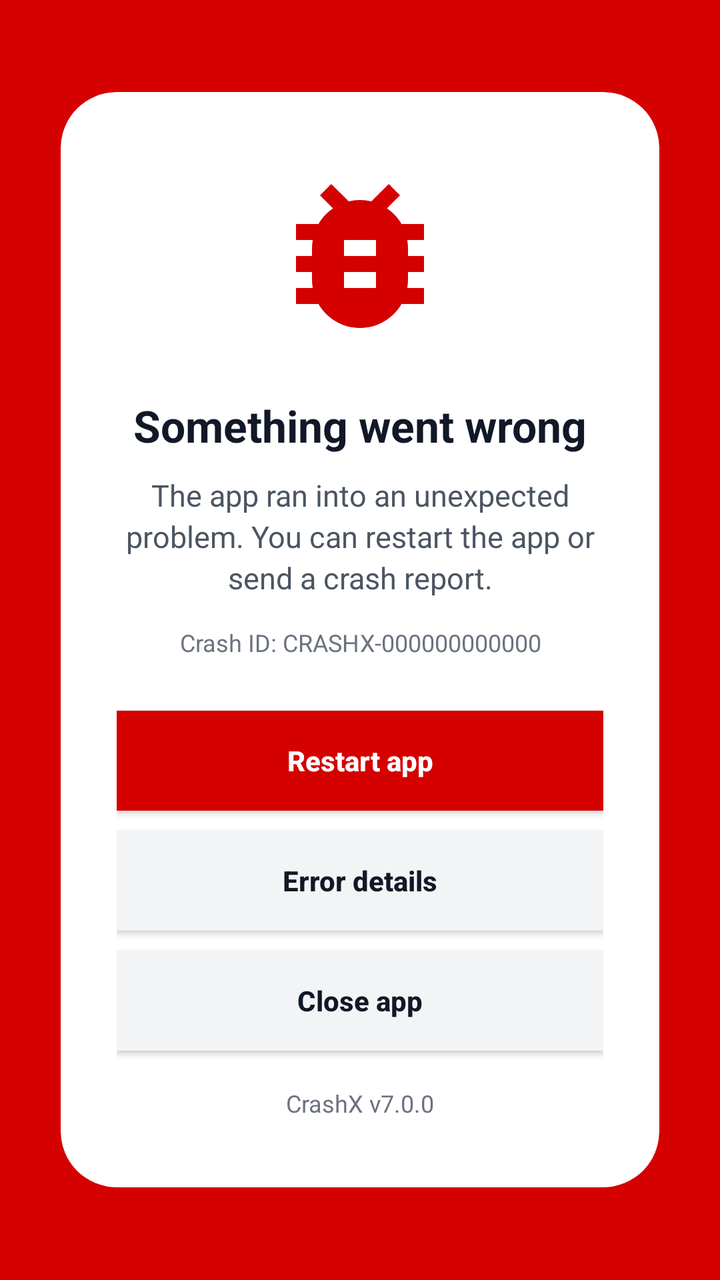
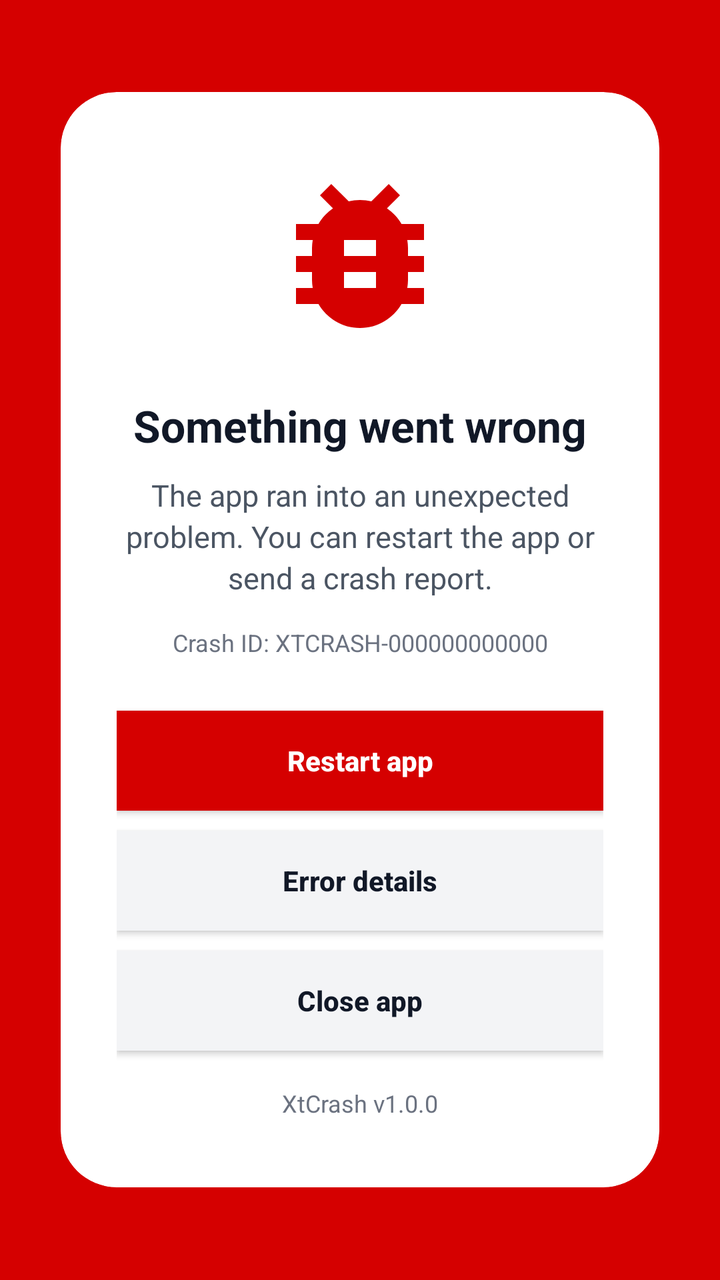

Before-and-after screenshots of an Android layout around one commit, followed by the original layout XML and the change that was made.
<!-- AndroidManifest.xml: another module's application theme SampleAppTheme -->
<!-- res/layout/crash_default_error_activity.xml -->
<?xml version="1.0" encoding="utf-8"?>
<ScrollView xmlns:android="http://schemas.android.com/apk/res/android"
    xmlns:app="http://schemas.android.com/apk/res-auto"
    android:id="@+id/crash_error_activity_root"
    android:layout_width="match_parent"
    android:layout_height="match_parent"
    android:background="#D50000"
    android:fillViewport="true">

    <FrameLayout
        android:layout_width="match_parent"
        android:layout_height="wrap_content"
        android:minHeight="560dp"
        android:padding="20dp">

        <androidx.cardview.widget.CardView
            android:id="@+id/crash_error_activity_card"
            android:layout_width="match_parent"
            android:layout_height="wrap_content"
            android:layout_gravity="center"
            app:cardBackgroundColor="#FFFFFF"
            app:cardCornerRadius="28dp"
            app:cardElevation="0dp"
            app:cardPreventCornerOverlap="true"
            app:cardUseCompatPadding="true">

            <LinearLayout
                android:layout_width="match_parent"
                android:layout_height="wrap_content"
                android:gravity="center"
                android:orientation="vertical"
                android:paddingLeft="28dp"
                android:paddingTop="34dp"
                android:paddingRight="28dp"
                android:paddingBottom="34dp">

                <ImageView
                    android:id="@+id/crash_error_activity_image"
                    android:layout_width="96dp"
                    android:layout_height="96dp"
                    android:contentDescription="@null"
                    android:scaleType="fitCenter"
                    android:src="@drawable/crash_ic_bug_report" />

                <TextView
                    android:id="@+id/crash_error_activity_title"
                    android:layout_width="match_parent"
                    android:layout_height="wrap_content"
                    android:layout_marginTop="22dp"
                    android:gravity="center"
                    android:lineSpacingExtra="2dp"
                    android:text="Something went wrong"
                    android:textColor="#111827"
                    android:textSize="22sp"
                    android:textStyle="bold" />

                <TextView
                    android:id="@+id/crash_error_activity_message"
                    android:layout_width="match_parent"
                    android:layout_height="wrap_content"
                    android:layout_marginTop="10dp"
                    android:gravity="center"
                    android:lineSpacingExtra="3dp"
                    android:text="The app ran into an unexpected problem. You can restart the app or send a crash report."
                    android:textColor="#4B5563"
                    android:textSize="15sp" />

                <TextView
                    android:id="@+id/crash_error_activity_crash_id"
                    android:layout_width="match_parent"
                    android:layout_height="wrap_content"
                    android:layout_marginTop="14dp"
                    android:gravity="center"
                    android:text="Crash ID: CRASHX-000000000000"
                    android:textColor="#6B7280"
                    android:textSize="12sp" />

                <Button
                    android:id="@+id/crash_error_activity_restart_button"
                    android:layout_width="match_parent"
                    android:layout_height="50dp"
                    android:layout_marginTop="26dp"
                    android:background="#D50000"
                    android:text="@string/customactivityoncrash_error_activity_restart_app"
                    android:textAllCaps="false"
                    android:textColor="@android:color/white"
                    android:textStyle="bold" />

                <Button
                    android:id="@+id/crash_error_activity_report_button"
                    android:layout_width="match_parent"
                    android:layout_height="50dp"
                    android:layout_marginTop="10dp"
                    android:background="#D50000"
                    android:text="@string/crashx_send_crash_report"
                    android:textAllCaps="false"
                    android:textColor="@android:color/white"
                    android:textStyle="bold"
                    android:visibility="gone" />

                <Button
                    android:id="@+id/crash_error_activity_more_info_button"
                    android:layout_width="match_parent"
                    android:layout_height="50dp"
                    android:layout_marginTop="10dp"
                    android:background="#F3F4F6"
                    android:text="@string/customactivityoncrash_error_activity_error_details"
                    android:textAllCaps="false"
                    android:textColor="#111827"
                    android:textStyle="bold" />

                <Button
                    android:id="@+id/crash_error_activity_close_button"
                    android:layout_width="match_parent"
                    android:layout_height="50dp"
                    android:layout_marginTop="10dp"
                    android:background="#F3F4F6"
                    android:text="@string/customactivityoncrash_error_activity_close_app"
                    android:textAllCaps="false"
                    android:textColor="#111827"
                    android:textStyle="bold" />

                <TextView
                    android:id="@+id/crash_error_activity_app_info"
                    android:layout_width="match_parent"
                    android:layout_height="wrap_content"
                    android:layout_marginTop="18dp"
                    android:gravity="center"
                    android:text="CrashX v7.0.0"
                    android:textColor="#6B7280"
                    android:textSize="12sp" />

            </LinearLayout>
        </androidx.cardview.widget.CardView>
    </FrameLayout>
</ScrollView>
<!-- resources referenced by this layout -->
<resources>
  <!-- drawable crash_ic_bug_report (drawable) -->
  <vector android:height="24dp" android:tint="#D50000"
      android:viewportHeight="24.0" android:viewportWidth="24.0"
      android:width="24dp" xmlns:android="http://schemas.android.com/apk/res/android">
      <path android:fillColor="#D50000" android:pathData="M20,8h-2.81c-0.45,-0.78 -1.07,-1.45 -1.82,-1.96L17,4.41 15.59,3l-2.17,2.17C12.96,5.06 12.49,5 12,5c-0.49,0 -0.96,0.06 -1.41,0.17L8.41,3 7,4.41l1.62,1.63C7.88,6.55 7.26,7.22 6.81,8L4,8v2h2.09c-0.05,0.33 -0.09,0.66 -0.09,1v1L4,12v2h2v1c0,0.34 0.04,0.67 0.09,1L4,16v2h2.81c1.04,1.79 2.97,3 5.19,3s4.15,-1.21 5.19,-3L20,18v-2h-2.09c0.05,-0.33 0.09,-0.66 0.09,-1v-1h2v-2h-2v-1c0,-0.34 -0.04,-0.67 -0.09,-1L20,10L20,8zM14,16h-4v-2h4v2zM14,12h-4v-2h4v2z"/>
  </vector>
  <string name="crashx_send_crash_report">Send crash report</string>
  <string name="customactivityoncrash_error_activity_close_app">Close app</string>
  <string name="customactivityoncrash_error_activity_error_details">Error details</string>
  <string name="customactivityoncrash_error_activity_restart_app">Restart app</string>
  <style name="SampleAppTheme" parent="@style/Theme.AppCompat.Light.DarkActionBar">
          <item name="colorPrimary">@color/primary</item>
          <item name="colorPrimaryDark">@color/primary_dark</item>
          <item name="colorAccent">@color/accent</item>
      </style>
  <color name="primary">#CC0000</color>
  <color name="primary_dark">#880000</color>
  <color name="accent">#808000</color>
</resources>

<!-- the commit's change to res/layout/crash_default_error_activity.xml (unified diff, before → after) -->
@@ -71,7 +71,7 @@
                     android:layout_height="wrap_content"
                     android:layout_marginTop="14dp"
                     android:gravity="center"
-                    android:text="Crash ID: CRASHX-000000000000"
+                    android:text="Crash ID: XTCRASH-000000000000"
                     android:textColor="#6B7280"
                     android:textSize="12sp" />
 
@@ -92,7 +92,7 @@
                     android:layout_height="50dp"
                     android:layout_marginTop="10dp"
                     android:background="#D50000"
-                    android:text="@string/crashx_send_crash_report"
+                    android:text="@string/xtcrash_send_crash_report"
                     android:textAllCaps="false"
                     android:textColor="@android:color/white"
                     android:textStyle="bold"
@@ -126,7 +126,7 @@
                     android:layout_height="wrap_content"
                     android:layout_marginTop="18dp"
                     android:gravity="center"
-                    android:text="CrashX v7.0.0"
+                    android:text="XtCrash v1.0.0"
                     android:textColor="#6B7280"
                     android:textSize="12sp" />
 
<!-- resource entries referenced after the edit -->
@@ -6,10 +6,10 @@
       android:width="24dp" xmlns:android="http://schemas.android.com/apk/res/android">
       <path android:fillColor="#D50000" android:pathData="M20,8h-2.81c-0.45,-0.78 -1.07,-1.45 -1.82,-1.96L17,4.41 15.59,3l-2.17,2.17C12.96,5.06 12.49,5 12,5c-0.49,0 -0.96,0.06 -1.41,0.17L8.41,3 7,4.41l1.62,1.63C7.88,6.55 7.26,7.22 6.81,8L4,8v2h2.09c-0.05,0.33 -0.09,0.66 -0.09,1v1L4,12v2h2v1c0,0.34 0.04,0.67 0.09,1L4,16v2h2.81c1.04,1.79 2.97,3 5.19,3s4.15,-1.21 5.19,-3L20,18v-2h-2.09c0.05,-0.33 0.09,-0.66 0.09,-1v-1h2v-2h-2v-1c0,-0.34 -0.04,-0.67 -0.09,-1L20,10L20,8zM14,16h-4v-2h4v2zM14,12h-4v-2h4v2z"/>
   </vector>
-  <string name="crashx_send_crash_report">Send crash report</string>
   <string name="customactivityoncrash_error_activity_close_app">Close app</string>
   <string name="customactivityoncrash_error_activity_error_details">Error details</string>
   <string name="customactivityoncrash_error_activity_restart_app">Restart app</string>
+  <string name="xtcrash_send_crash_report">Send crash report</string>
   <style name="SampleAppTheme" parent="@style/Theme.AppCompat.Light.DarkActionBar">
           <item name="colorPrimary">@color/primary</item>
           <item name="colorPrimaryDark">@color/primary_dark</item>
